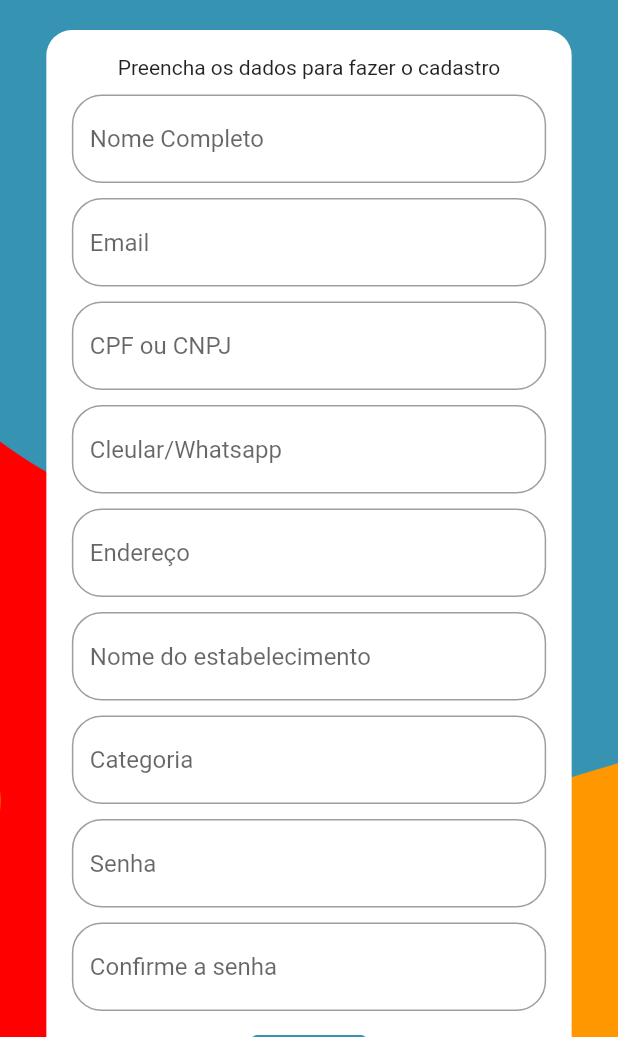
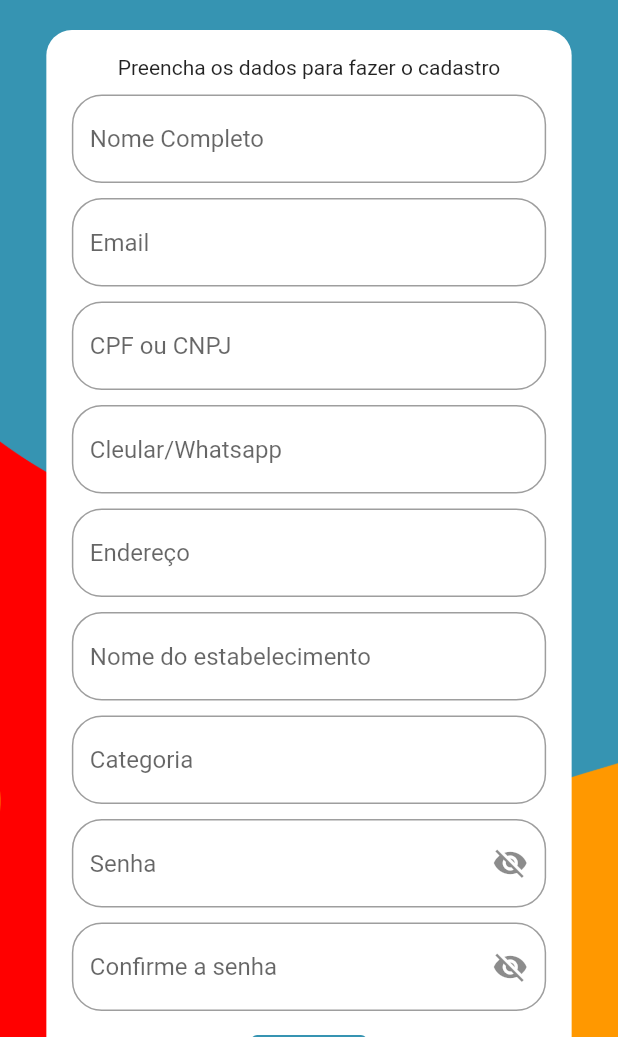
Before and after one commit to E-pedidos/E-pedidos-front, a Flutter app: the RegisterPage screen opened by its route, on a phone screen of 412 x 824 dp, the part 199-1236 px from its top. Run offline on Flutter 3.47's test engine with Material 2 defaults, Android fonts, the phone set to English and light mode, and no system bars; our stand-ins replace flutter_svg; missing offline and left inert: cpf_cnpj_validator.

Commit message:
chore: finished

```diff
--- a/lib/pages/register_page.dart
+++ b/lib/pages/register_page.dart
@@ -1,3 +1,5 @@
+import 'dart:convert';
+
 import 'package:e_pedidos_front/models/user_model.dart';
 import 'package:e_pedidos_front/pages/login_page.dart';
 import 'package:e_pedidos_front/repositorys/user_repository.dart';
@@ -27,6 +29,7 @@ class _RegisterPageState extends State<RegisterPage> {
   final _categoryIdController = TextEditingController(text: '');
   final _passwordController = TextEditingController(text: '');
   final _passwordConfirmController = TextEditingController(text: '');
+  bool isObscureText = true;
 
   @override
   Widget build(BuildContext context) {
@@ -188,7 +191,8 @@ class _RegisterPageState extends State<RegisterPage> {
                                       }
 
                                       if (cleanedValue.length == 11) {
-                                        if (!CPFValidator.isValid(cleanedValue)) {
+                                        if (!CPFValidator.isValid(
+                                            cleanedValue)) {
                                           ScaffoldMessenger.of(context)
                                               .showSnackBar(const SnackBar(
                                             content: Text("CPF inválido"),
@@ -196,7 +200,8 @@ class _RegisterPageState extends State<RegisterPage> {
                                           return "CPF inválido";
                                         }
                                       } else if (cleanedValue.length == 14) {
-                                        if (!CNPJValidator.isValid(cleanedValue)) {
+                                        if (!CNPJValidator.isValid(
+                                            cleanedValue)) {
                                           ScaffoldMessenger.of(context)
                                               .showSnackBar(const SnackBar(
                                             content: Text("CNPJ inválido"),
@@ -223,7 +228,8 @@ class _RegisterPageState extends State<RegisterPage> {
                                       if (value == null || value.isEmpty) {
                                         ScaffoldMessenger.of(context)
                                             .showSnackBar(const SnackBar(
-                                            content: Text("O Numero deve ser preenchido!"),
+                                          content: Text(
+                                              "O Numero deve ser preenchido!"),
                                         ));
                                         return "O Numero deve ser preenchido!";
                                       }
@@ -231,7 +237,8 @@ class _RegisterPageState extends State<RegisterPage> {
                                       if (value.length < 11) {
                                         ScaffoldMessenger.of(context)
                                             .showSnackBar(const SnackBar(
-                                            content: Text("Numero de telefone invalido! (DDD + Numero)"),
+                                          content: Text(
+                                              "Numero de telefone invalido! (DDD + Numero)"),
                                         ));
                                         return "Numero de telefone invalido! (DDD + Numero)";
                                       }
@@ -253,7 +260,8 @@ class _RegisterPageState extends State<RegisterPage> {
                                       if (value == null || value.isEmpty) {
                                         ScaffoldMessenger.of(context)
                                             .showSnackBar(const SnackBar(
-                                            content: Text("O endereço deve ser preenchido!"),
+                                          content: Text(
+                                              "O endereço deve ser preenchido!"),
                                         ));
                                         return "O endereço deve ser preenchido!";
                                       }
@@ -261,7 +269,8 @@ class _RegisterPageState extends State<RegisterPage> {
                                       if (value.length < 8) {
                                         ScaffoldMessenger.of(context)
                                             .showSnackBar(const SnackBar(
-                                            content: Text("Endereco invalido! precisa ter no mínimo 8 letras!"),
+                                          content: Text(
+                                              "Endereco invalido! precisa ter no mínimo 8 letras!"),
                                         ));
                                         return "Endereco invalido! precisa ter no mínimo 8 letras!";
                                       }
@@ -283,7 +292,8 @@ class _RegisterPageState extends State<RegisterPage> {
                                       if (value == null || value.isEmpty) {
                                         ScaffoldMessenger.of(context)
                                             .showSnackBar(const SnackBar(
-                                            content: Text("O estabelecimento deve ser preenchido!"),
+                                          content: Text(
+                                              "O estabelecimento deve ser preenchido!"),
                                         ));
                                         return "O estabelecimento deve ser preenchido!";
                                       }
@@ -305,7 +315,8 @@ class _RegisterPageState extends State<RegisterPage> {
                                       if (value == null || value.isEmpty) {
                                         ScaffoldMessenger.of(context)
                                             .showSnackBar(const SnackBar(
-                                            content: Text("Selecione sua categoria"),
+                                          content:
+                                              Text("Selecione sua categoria"),
                                         ));
                                         return "Selecione sua categoria";
                                       }
@@ -318,16 +329,29 @@ class _RegisterPageState extends State<RegisterPage> {
                                   ),
                                   TextFormField(
                                     controller: _passwordController,
-                                    decoration: const InputDecoration(
+                                    obscureText: isObscureText,
+                                    decoration: InputDecoration(
                                       hintText: 'Senha',
-                                        border: OutlineInputBorder(
+                                      suffixIcon: InkWell(
+                                        child: Icon(isObscureText
+                                            ? Icons.visibility_off
+                                            : Icons.visibility),
+                                        onTap: () {
+                                          setState(() {
+                                            isObscureText = !isObscureText;
+                                          });
+                                        },
+                                      ),
+                                      border: const OutlineInputBorder(
                                           borderRadius: BorderRadius.all(
-                                                Radius.circular(20)))),
+                                              Radius.circular(20))),
+                                    ),
                                     validator: (value) {
                                       if (value == null || value.isEmpty) {
                                         ScaffoldMessenger.of(context)
                                             .showSnackBar(const SnackBar(
-                                            content: Text("A senha deve ser preenchido!"),
+                                          content: Text(
+                                              "A senha deve ser preenchido!"),
                                         ));
                                         return "A senha deve ser preenchido!";
                                       }
@@ -335,7 +359,8 @@ class _RegisterPageState extends State<RegisterPage> {
                                       if (value.length <= 7) {
                                         ScaffoldMessenger.of(context)
                                             .showSnackBar(const SnackBar(
-                                            content: Text("A senha precisa ter no minimo 8 digitos."),
+                                          content: Text(
+                                              "A senha precisa ter no minimo 8 digitos."),
                                         ));
                                         return "A senha precisa ter no minimo 8 digitos.";
                                       }
@@ -348,16 +373,29 @@ class _RegisterPageState extends State<RegisterPage> {
                                   ),
                                   TextFormField(
                                     controller: _passwordConfirmController,
-                                    decoration: const InputDecoration(
+                                    obscureText: isObscureText,
+                                    decoration: InputDecoration(
                                       hintText: 'Confirme a senha',
-                                        border: OutlineInputBorder(
+                                      suffixIcon: InkWell(
+                                        child: Icon(isObscureText
+                                            ? Icons.visibility_off
+                                            : Icons.visibility),
+                                        onTap: () {
+                                          setState(() {
+                                            isObscureText = !isObscureText;
+                                          });
+                                        },
+                                      ),
+                                      border: const OutlineInputBorder(
                                           borderRadius: BorderRadius.all(
-                                                Radius.circular(20)))),
+                                              Radius.circular(20))),
+                                    ),
                                     validator: (value) {
                                       if (value != _passwordController.text) {
                                         ScaffoldMessenger.of(context)
                                             .showSnackBar(const SnackBar(
-                                            content: Text("As senhas precisam ser iguais"),
+                                          content: Text(
+                                              "As senhas precisam ser iguais"),
                                         ));
                                         return "As senhas precisam ser iguais";
                                       }
@@ -390,31 +428,43 @@ class _RegisterPageState extends State<RegisterPage> {
                                         UserRepository userRepository =
                                             UserRepository();
 
-                                       await userRepository
+                                        try {
+                                          var res = await userRepository
                                               .registerUser(user);
 
-                                        /* try {
-                                          /* if (res.statusCode == 201) {
+                                          if (res.statusCode == 201) {
                                             setState(() {
                                               isRegistered = true;
-                                            }); */
-                                            /* await Future.delayed(
+                                            });
+                                            await Future.delayed(
                                                 const Duration(seconds: 2), () {
                                               Navigator.pushReplacement(
                                                   context,
                                                   MaterialPageRoute(
                                                       builder: (context) =>
                                                           const LoginPage()));
-                                            }); */
+                                            });
+                                          } else {
+                                            Map<String, dynamic> errorJson =
+                                                jsonDecode(res.body);
+                                            if (errorJson
+                                                .containsKey('message')) {
+                                              var message =
+                                                  errorJson['message'];
+                                              ScaffoldMessenger.of(context)
+                                                  .showSnackBar(SnackBar(
+                                                    padding: const EdgeInsets.all(30),
+                                                content: Text('$message'),
+                                              ));
+                                            }
                                           }
                                         } catch (e) {
-                                          // Tratamento de erro genérico, caso haja uma exceção não tratada
                                           ScaffoldMessenger.of(context)
                                               .showSnackBar(const SnackBar(
                                             content: Text(
                                                 "Erro ao efetuar o cadastro"),
                                           ));
-                                        } */
+                                        }
                                       }
                                     },
                                   )
```
Lines whose indentation alone changed are shown as unchanged.
